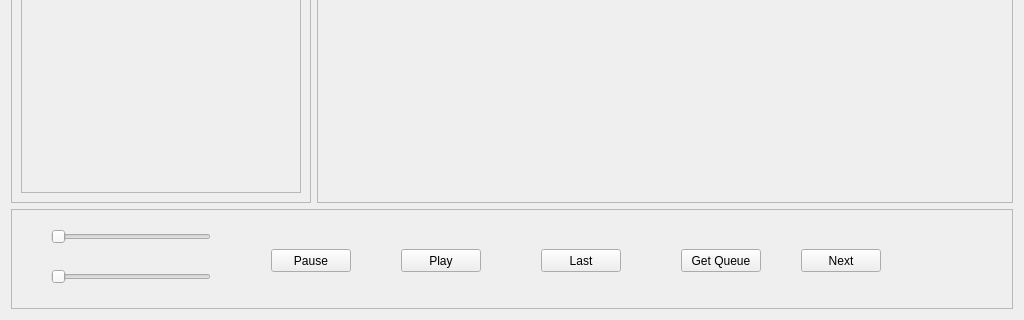
Qt form client/main.ui (Nmstr/Auralium) before a commit; both pictures show x 0 to 1024 and y 480 to 800 of the 1024 by 800 pixel window.
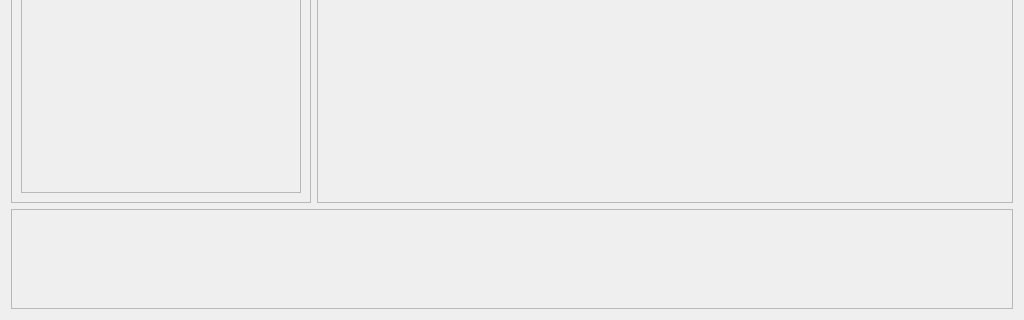
The same form after that commit.

Commit message: added popover window that shows the current queue | current bug: when playing from playlist, then clicking play now on a song, then clicking play last song, it doesnt detect that it should play the playlist again

What changed in the file:
```diff
--- a/client/main.ui
+++ b/client/main.ui
@@ -46,111 +46,6 @@
      <property name="frameShadow">
       <enum>QFrame::Raised</enum>
      </property>
-     <widget class="QPushButton" name="musicControlsNext">
-      <property name="geometry">
-       <rect>
-        <x>790</x>
-        <y>40</y>
-        <width>80</width>
-        <height>23</height>
-       </rect>
-      </property>
-      <property name="text">
-       <string>Next</string>
-      </property>
-     </widget>
-     <widget class="QPushButton" name="musicControlsLast">
-      <property name="geometry">
-       <rect>
-        <x>530</x>
-        <y>40</y>
-        <width>80</width>
-        <height>23</height>
-       </rect>
-      </property>
-      <property name="text">
-       <string>Last</string>
-      </property>
-     </widget>
-     <widget class="QPushButton" name="musicControlsGetQueue">
-      <property name="geometry">
-       <rect>
-        <x>670</x>
-        <y>40</y>
-        <width>80</width>
-        <height>23</height>
-       </rect>
-      </property>
-      <property name="text">
-       <string>Get Queue</string>
-      </property>
-     </widget>
-     <widget class="QPushButton" name="musicControlsPlay">
-      <property name="geometry">
-       <rect>
-        <x>390</x>
-        <y>40</y>
-        <width>80</width>
-        <height>23</height>
-       </rect>
-      </property>
-      <property name="text">
-       <string>Play</string>
-      </property>
-     </widget>
-     <widget class="QPushButton" name="musicControlsPause">
-      <property name="geometry">
-       <rect>
-        <x>260</x>
-        <y>40</y>
-        <width>80</width>
-        <height>23</height>
-       </rect>
-      </property>
-      <property name="text">
-       <string>Pause</string>
-      </property>
-     </widget>
-     <widget class="QSlider" name="musicControlsVolume">
-      <property name="geometry">
-       <rect>
-        <x>40</x>
-        <y>20</y>
-        <width>160</width>
-        <height>16</height>
-       </rect>
-      </property>
-      <property name="maximum">
-       <number>100</number>
-      </property>
-      <property name="orientation">
-       <enum>Qt::Horizontal</enum>
-      </property>
-     </widget>
-     <widget class="QSlider" name="musicControlsTime">
-      <property name="geometry">
-       <rect>
-        <x>40</x>
-        <y>60</y>
-        <width>160</width>
-        <height>16</height>
-       </rect>
-      </property>
-      <property name="styleSheet">
-       <string notr="true">slider.setStyleSheet(&quot;QSlider::groove:horizontal { background: #ddd; height: 8px; }&quot;
-                    &quot;QSlider::handle:horizontal { background: #1db954; width: 12px; }&quot;)
-</string>
-      </property>
-      <property name="singleStep">
-       <number>0</number>
-      </property>
-      <property name="pageStep">
-       <number>1</number>
-      </property>
-      <property name="orientation">
-       <enum>Qt::Horizontal</enum>
-      </property>
-     </widget>
     </widget>
    </item>
    <item row="0" column="0">
```
Left out of the diff: 44 changed lines with no effect on the pictures. The commit also changes 15 other files.
